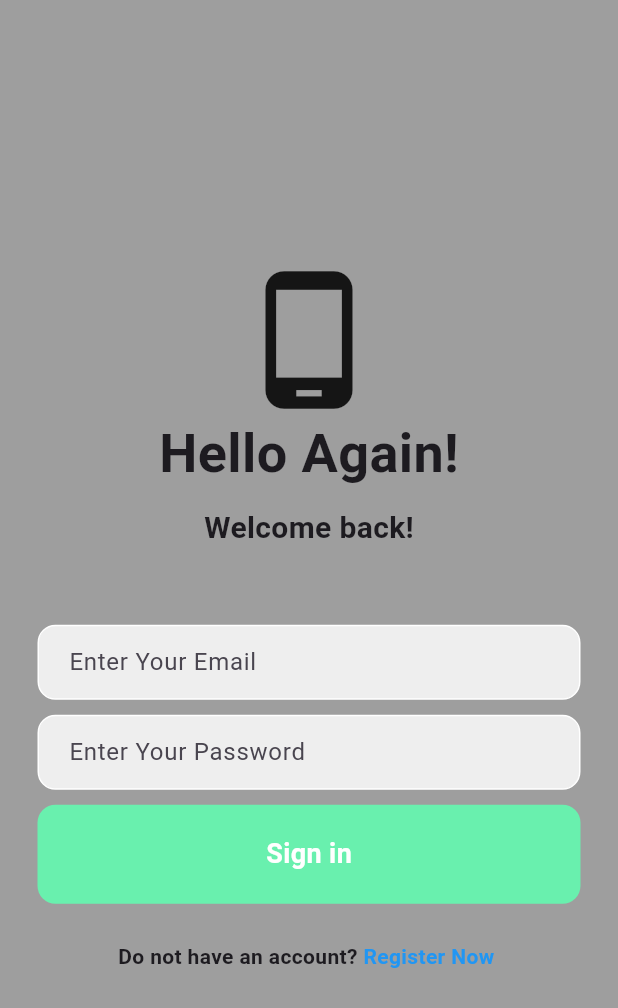
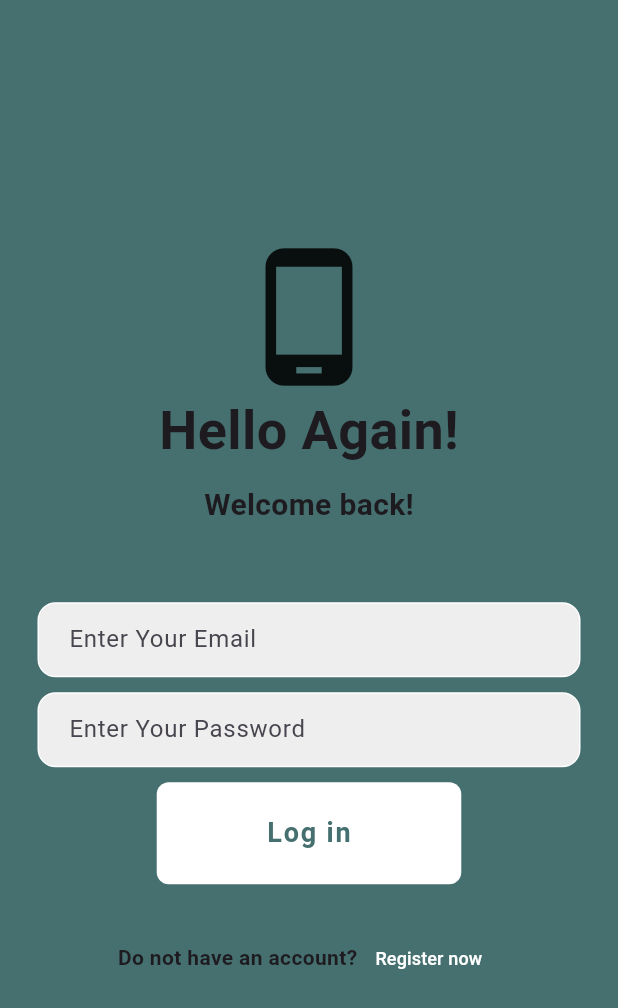
Before and after one commit to UsmonovaZulfiya/Meraki_JSE, a Flutter app: the LoginPage screen opened by its route, on a phone screen of 412 x 824 dp. Shown: the top 1008 px of the screen. Run offline on Flutter 3.47's test engine with Material 3 defaults, Android fonts, the phone set to English and light mode, and no system bars.

Commit message:
Update login_page.dart
Login page edited

```diff
--- a/lib/login_page.dart
+++ b/lib/login_page.dart
@@ -11,7 +11,7 @@ class _LoginPageState extends State<LoginPage> {
   @override
   Widget build(BuildContext context) {
     return Scaffold(
-      backgroundColor: Colors.grey,
+      backgroundColor: Color.fromRGBO(70, 112, 112, 1.0),
       body: Center(
         child: Column(
           mainAxisAlignment: MainAxisAlignment.center,
@@ -88,25 +88,33 @@ class _LoginPageState extends State<LoginPage> {
 
             //sign in button
             Padding(
-            padding: const EdgeInsets.symmetric(horizontal: 25.0),
+              padding: const EdgeInsets.symmetric(horizontal: 10.0),
               child: Container(
-              padding: EdgeInsets.all(20.0),
+                padding: EdgeInsets.all(10.0),
                 decoration: BoxDecoration(
-                  color: Colors.greenAccent,
-                borderRadius: BorderRadius.circular(12.0)
+                    color: Colors.white,
+                    borderRadius: BorderRadius.circular(8.0)
                 ),
-              child: Center(
+
+                child: TextButton(
+                    onPressed: () {
+                      Navigator.pushNamed(context, '/navigation');
+                    },
                     child: Text(
-                      'Sign in',
+                      '         Log in         ',
                       style: TextStyle(
-                        color: Colors.white,
-                      fontWeight: FontWeight.bold,
-                      fontSize: 18,
+                        color: Color.fromRGBO(70, 112, 112, 1.0), // Text color
+                        fontSize: 18.0, // Font size
+                        fontWeight: FontWeight.bold, // Font weight
+                        letterSpacing: 1.2, // Letter spacing
+                      ),
+
+                    )
+                ),
+
               ),
             ),
-              ),
-            ),
-          ),
+
 
             SizedBox(height: 25),
 
@@ -119,12 +127,19 @@ class _LoginPageState extends State<LoginPage> {
                     fontWeight: FontWeight.bold,
                   ),
                 ),
-              Text(' Register Now ',
+                TextButton(
+                    onPressed: () {
+                      Navigator.pushNamed(context, '/registration');
+                    },
+                    child: Text(
+                      'Register now',
                       style: TextStyle(
-                    color: Colors.blue,
-                    fontWeight: FontWeight.bold,
+                        color: Colors.white, // Text color
+                        fontSize: 12.0, // Font size
                       ),
+
                     )
+                ),
               ],
             )
 
@@ -133,3 +148,7 @@ class _LoginPageState extends State<LoginPage> {
     );
   }
 }
+      ),
+    );
+  }
+}
```
Lines whose indentation alone changed are shown as unchanged.
